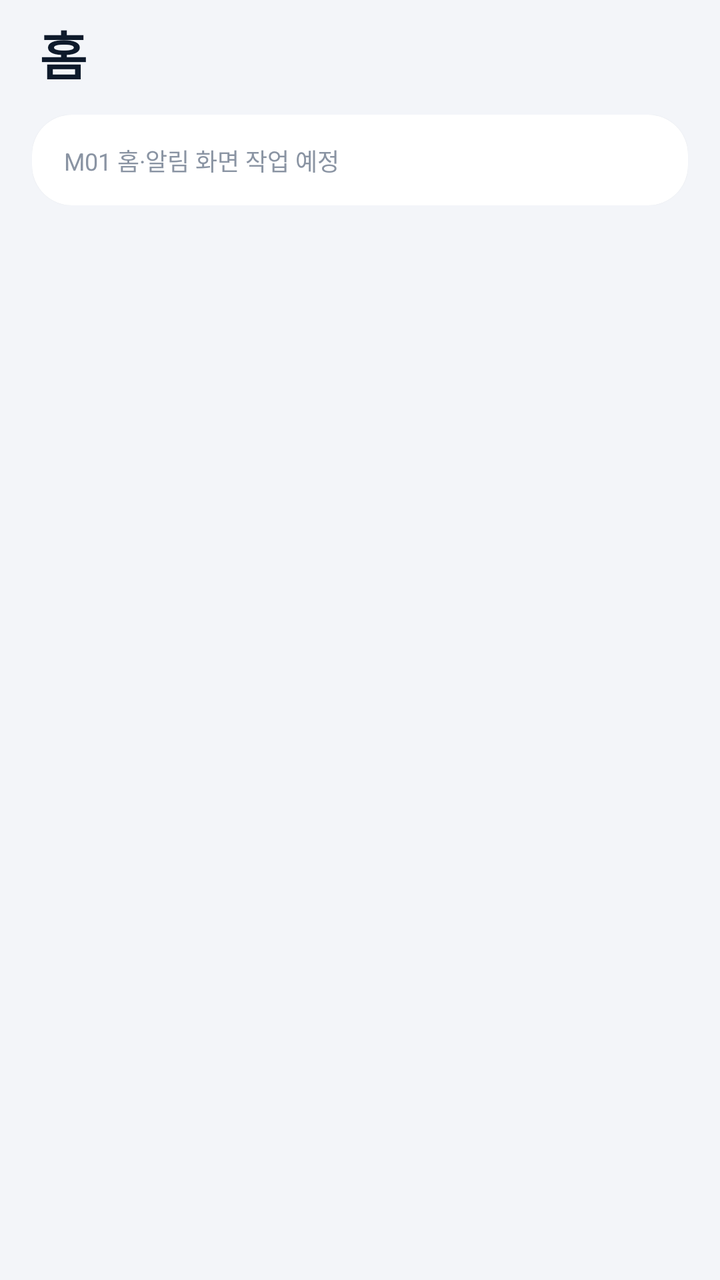
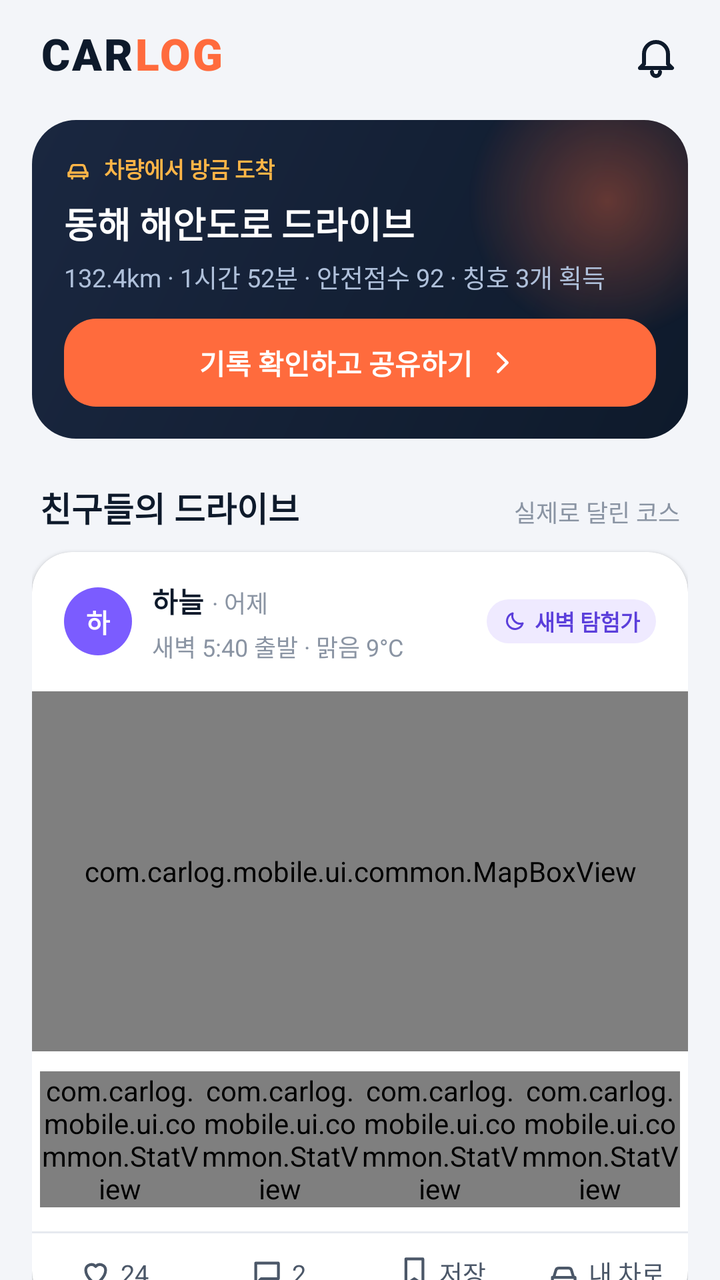

Compare the two renders of this Android layout. The source of the first and the diff that turns it into the second are given below.
<!-- AndroidManifest.xml: application theme Theme.CarlogMobile -->
<!-- res/layout/fragment_home.xml -->
<?xml version="1.0" encoding="utf-8"?>
<androidx.core.widget.NestedScrollView xmlns:android="http://schemas.android.com/apk/res/android"
    xmlns:app="http://schemas.android.com/apk/res-auto"
    android:layout_width="match_parent"
    android:layout_height="match_parent"
    android:fillViewport="true">

    <LinearLayout
        android:layout_width="match_parent"
        android:layout_height="wrap_content"
        android:orientation="vertical"
        android:paddingBottom="@dimen/cl_space_20">

        
        <LinearLayout style="@style/Widget.Carlog.PageHeader">

            <TextView
                style="@style/Carlog.Text.PageTitle"
                android:layout_width="0dp"
                android:layout_height="wrap_content"
                android:layout_weight="1"
                android:text="@string/tab_home" />

        </LinearLayout>

        
        <LinearLayout style="@style/Widget.Carlog.Section">

            <com.google.android.material.card.MaterialCardView
                android:layout_width="match_parent"
                android:layout_height="wrap_content">

                <LinearLayout style="@style/Widget.Carlog.CardContent">

                    <TextView
                        style="@style/Carlog.Text.Caption"
                        android:layout_width="wrap_content"
                        android:layout_height="wrap_content"
                        android:text="M01 홈·알림 화면 작업 예정" />

                </LinearLayout>
            </com.google.android.material.card.MaterialCardView>
        </LinearLayout>
    </LinearLayout>
</androidx.core.widget.NestedScrollView>
<!-- resources referenced by this layout -->
<resources>
  <string name="tab_home">홈</string>
  <style name="Carlog.Text.PageTitle">
          <item name="android:textSize">@dimen/cl_text_page_title</item>
          <item name="android:fontFamily">sans-serif-black</item>
          <item name="android:letterSpacing">-0.02</item>
      </style>
  <dimen name="cl_text_page_title">26sp</dimen>
  <!-- unchanged entries left out for length: 37 -->
</resources>

<!-- the commit's change to res/layout/fragment_home.xml (unified diff, before → after) -->
@@ -1,9 +1,11 @@
 <?xml version="1.0" encoding="utf-8"?>
 <androidx.core.widget.NestedScrollView xmlns:android="http://schemas.android.com/apk/res/android"
     xmlns:app="http://schemas.android.com/apk/res-auto"
+    xmlns:tools="http://schemas.android.com/tools"
     android:layout_width="match_parent"
     android:layout_height="match_parent"
-    android:fillViewport="true">
+    android:fillViewport="true"
+    tools:ignore="HardcodedText">
 
     <LinearLayout
         android:layout_width="match_parent"
@@ -14,32 +16,343 @@
         
         <LinearLayout style="@style/Widget.Carlog.PageHeader">
 
-            <TextView
-                style="@style/Carlog.Text.PageTitle"
+            <LinearLayout
                 android:layout_width="0dp"
                 android:layout_height="wrap_content"
                 android:layout_weight="1"
-                android:text="@string/tab_home" />
-
-        </LinearLayout>
-
-        
-        <LinearLayout style="@style/Widget.Carlog.Section">
+                android:orientation="horizontal">
+
+                <TextView
+                    style="@style/Carlog.Text.Logo"
+                    android:layout_width="wrap_content"
+                    android:layout_height="wrap_content"
+                    android:text="@string/home_logo_car" />
+
+                <TextView
+                    style="@style/Carlog.Text.Logo"
+                    android:layout_width="wrap_content"
+                    android:layout_height="wrap_content"
+                    android:text="@string/home_logo_log"
+                    android:textColor="@color/cl_accent" />
+            </LinearLayout>
+
+            <ImageButton
+                android:id="@+id/btn_notifications"
+                style="@style/Widget.Carlog.IconButton"
+                android:contentDescription="@string/cd_notifications"
+                android:src="@drawable/ic_bell" />
+        </LinearLayout>
+
+        
+        <LinearLayout
+            android:id="@+id/section_arrived"
+            style="@style/Widget.Carlog.Section">
+
+            <com.google.android.material.card.MaterialCardView
+                android:layout_width="match_parent"
+                android:layout_height="wrap_content"
+                app:cardCornerRadius="@dimen/cl_hero_card_radius"
+                app:cardElevation="0dp">
+
+                <FrameLayout
+                    android:layout_width="match_parent"
+                    android:layout_height="wrap_content"
+                    android:background="@drawable/bg_arrived">
+
+                    
+                    <View
+                        android:layout_width="140dp"
+                        android:layout_height="140dp"
+                        android:layout_gravity="top|end"
+                        android:layout_marginTop="-30dp"
+                        android:layout_marginEnd="-30dp"
+                        android:alpha="0.35"
+                        android:background="@drawable/bg_arrived_glow" />
+
+                    <LinearLayout
+                        android:layout_width="match_parent"
+                        android:layout_height="wrap_content"
+                        android:orientation="vertical"
+                        android:padding="@dimen/cl_space_16">
+
+                        <LinearLayout
+                            android:layout_width="wrap_content"
+                            android:layout_height="wrap_content"
+                            android:gravity="center_vertical"
+                            android:orientation="horizontal"
+                            tools:ignore="UseCompoundDrawables">
+
+                            <ImageView
+                                android:layout_width="@dimen/cl_icon_size_tiny"
+                                android:layout_height="@dimen/cl_icon_size_tiny"
+                                android:importantForAccessibility="no"
+                                android:src="@drawable/ic_car"
+                                app:tint="@color/cl_accent2" />
+
+                            <TextView
+                                android:layout_width="wrap_content"
+                                android:layout_height="wrap_content"
+                                android:layout_marginStart="@dimen/cl_space_6"
+                                android:text="@string/home_arrived_kicker"
+                                android:textColor="@color/cl_accent2"
+                                android:textSize="@dimen/cl_text_badge"
+                                android:textStyle="bold" />
+                        </LinearLayout>
+
+                        <TextView
+                            android:id="@+id/tv_arrived_title"
+                            android:layout_width="wrap_content"
+                            android:layout_height="wrap_content"
+                            android:layout_marginTop="@dimen/cl_space_6"
+                            android:text="동해 해안도로 드라이브"
+                            android:textColor="@color/cl_white"
+                            android:textSize="@dimen/cl_text_card_title"
+                            android:textStyle="bold" />
+
+                        <TextView
+                            android:id="@+id/tv_arrived_summary"
+                            android:layout_width="wrap_content"
+                            android:layout_height="wrap_content"
+                            android:layout_marginTop="@dimen/cl_space_4"
+                            android:text="132.4km · 1시간 52분 · 안전점수 92 · 칭호 3개 획득"
+                            android:textColor="@color/cl_on_dark_muted"
+                            android:textSize="@dimen/cl_text_action" />
+
+                        <com.google.android.material.button.MaterialButton
+                            android:id="@+id/btn_arrived_cta"
+                            style="@style/Widget.Carlog.Button.Accent"
+                            android:layout_width="match_parent"
+                            android:layout_height="wrap_content"
+                            android:layout_marginTop="@dimen/cl_space_12"
+                            android:minHeight="@dimen/cl_button_medium_height"
+                            android:text="@string/home_arrived_cta"
+                            android:textSize="@dimen/cl_text_body"
+                            app:icon="@drawable/ic_chevron_right"
+                            app:iconGravity="textEnd"
+                            app:iconSize="@dimen/cl_icon_size_medium" />
+                    </LinearLayout>
+                </FrameLayout>
+            </com.google.android.material.card.MaterialCardView>
+        </LinearLayout>
+
+        
+        <LinearLayout
+            android:id="@+id/section_connected"
+            style="@style/Widget.Carlog.Section"
+            android:visibility="gone"
+            tools:visibility="visible">
 
             <com.google.android.material.card.MaterialCardView
                 android:layout_width="match_parent"
                 android:layout_height="wrap_content">
 
-                <LinearLayout style="@style/Widget.Carlog.CardContent">
+                <LinearLayout
+                    style="@style/Widget.Carlog.CardContent"
+                    android:gravity="center_vertical"
+                    android:orientation="horizontal">
+
+                    <ImageView
+                        android:layout_width="@dimen/cl_icon_round_size"
+                        android:layout_height="@dimen/cl_icon_round_size"
+                        android:background="@drawable/bg_icon_round"
+                        android:backgroundTint="@color/cl_chip_accent_bg"
+                        android:importantForAccessibility="no"
+                        android:padding="@dimen/cl_space_8"
+                        android:src="@drawable/ic_car"
+                        app:tint="@color/cl_accent" />
+
+                    <LinearLayout
+                        android:layout_width="0dp"
+                        android:layout_height="wrap_content"
+                        android:layout_marginStart="@dimen/cl_space_12"
+                        android:layout_weight="1"
+                        android:orientation="vertical">
+
+                        <TextView
+                            style="@style/Carlog.Text.Body.Bold"
+                            android:layout_width="wrap_content"
+                            android:layout_height="wrap_content"
+                            android:text="@string/home_connected_title" />
+
+                        <TextView
+                            style="@style/Carlog.Text.Caption"
+                            android:layout_width="wrap_content"
+                            android:layout_height="wrap_content"
+                            android:layout_marginTop="@dimen/cl_space_4"
+                            android:text="@string/home_connected_desc" />
+                    </LinearLayout>
+                </LinearLayout>
+            </com.google.android.material.card.MaterialCardView>
+        </LinearLayout>
+
+        
+        <LinearLayout style="@style/Widget.Carlog.Section">
+
+            <LinearLayout style="@style/Widget.Carlog.SectionHeader">
+
+                <TextView
+                    style="@style/Carlog.Text.SectionTitle.Fill"
+                    android:text="@string/home_feed_title" />
+
+                <TextView
+                    style="@style/Carlog.Text.Caption"
+                    android:layout_width="wrap_content"
+                    android:layout_height="wrap_content"
+                    android:text="@string/home_feed_sub" />
+            </LinearLayout>
+
+            
+            <include
+                android:id="@+id/feed_card_1"
+                layout="@layout/item_feed_card" />
+
+            <include
+                android:id="@+id/feed_card_2"
+                layout="@layout/item_feed_card" />
+
+            <include
+                android:id="@+id/feed_card_3"
+                layout="@layout/item_feed_card" />
+        </LinearLayout>
+    </LinearLayout>
+</androidx.core.widget.NestedScrollView>
+<!-- res/layout/item_feed_card.xml (included above) -->
+<?xml version="1.0" encoding="utf-8"?>
+<com.google.android.material.card.MaterialCardView xmlns:android="http://schemas.android.com/apk/res/android"
+    xmlns:app="http://schemas.android.com/apk/res-auto"
+    xmlns:tools="http://schemas.android.com/tools"
+    android:layout_width="match_parent"
+    android:layout_height="wrap_content"
+    android:layout_marginBottom="@dimen/cl_space_14"
+    tools:ignore="HardcodedText">
+
+    <LinearLayout
+        android:layout_width="match_parent"
+        android:layout_height="wrap_content"
+        android:orientation="vertical">
+
+        
+        <LinearLayout
+            style="@style/Widget.Carlog.CardContent"
+            android:gravity="center_vertical"
+            android:orientation="horizontal">
+
+            <TextView
+                android:id="@+id/tv_avatar"
+                style="@style/Widget.Carlog.Avatar"
+                android:backgroundTint="@color/cl_violet"
+                android:text="하" />
+
+            <LinearLayout
+                android:layout_width="0dp"
+                android:layout_height="wrap_content"
+                android:layout_marginStart="@dimen/cl_space_10"
+                android:layout_weight="1"
+                android:orientation="vertical">
+
+                <LinearLayout
+                    android:layout_width="wrap_content"
+                    android:layout_height="wrap_content"
+                    android:orientation="horizontal">
 
                     <TextView
+                        android:id="@+id/tv_author"
+                        style="@style/Carlog.Text.Body.Bold"
+                        android:layout_width="wrap_content"
+                        android:layout_height="wrap_content"
+                        android:text="하늘" />
+
+                    <TextView
+                        android:id="@+id/tv_posted_at"
                         style="@style/Carlog.Text.Caption"
                         android:layout_width="wrap_content"
                         android:layout_height="wrap_content"
-                        android:text="M01 홈·알림 화면 작업 예정" />
-
+                        android:layout_marginStart="@dimen/cl_space_4"
+                        android:text="· 어제" />
                 </LinearLayout>
-            </com.google.android.material.card.MaterialCardView>
+
+                <TextView
+                    android:id="@+id/tv_drive_meta"
+                    style="@style/Carlog.Text.Caption"
+                    android:layout_width="wrap_content"
+                    android:layout_height="wrap_content"
+                    android:layout_marginTop="@dimen/cl_space_4"
+                    android:text="새벽 5:40 출발 · 맑음 9°C" />
+            </LinearLayout>
+
+            <TextView
+                android:id="@+id/tv_title_chip"
+                style="@style/Widget.Carlog.TitleChip.Violet"
+                android:layout_marginStart="@dimen/cl_space_8"
+                android:drawableStart="@drawable/ic_title_moon"
+                android:text="새벽 탐험가" />
+        </LinearLayout>
+
+        
+        <com.carlog.mobile.ui.common.MapBoxView
+            android:id="@+id/map_box"
+            android:layout_width="match_parent"
+            android:layout_height="@dimen/cl_map_height"
+            app:mapTagText="7번 국도 새벽 바닷길" />
+
+        
+        <LinearLayout style="@style/Widget.Carlog.StatsRow">
+
+            <com.carlog.mobile.ui.common.StatView
+                android:id="@+id/stat_distance"
+                style="@style/Widget.Carlog.Stat"
+                app:statLabel="@string/feed_stat_distance"
+                app:statValue="167km" />
+
+            <com.carlog.mobile.ui.common.StatView
+                android:id="@+id/stat_time"
+                style="@style/Widget.Carlog.Stat"
+                app:statLabel="@string/feed_stat_time"
+                app:statValue="2h 14m" />
+
+            <com.carlog.mobile.ui.common.StatView
+                android:id="@+id/stat_avg_speed"
+                style="@style/Widget.Carlog.Stat"
+                app:statLabel="@string/feed_stat_avg_speed"
+                app:statValue="74" />
+
+            <com.carlog.mobile.ui.common.StatView
+                android:id="@+id/stat_speed_keep"
+                style="@style/Widget.Carlog.Stat"
+                app:statLabel="@string/feed_stat_speed_keep"
+                app:statValue="98%" />
+        </LinearLayout>
+
+        
+        <View
+            style="@style/Widget.Carlog.Divider"
+            android:layout_marginTop="@dimen/cl_space_8" />
+
+        <LinearLayout style="@style/Widget.Carlog.FeedActions">
+
+            <com.google.android.material.button.MaterialButton
+                android:id="@+id/btn_like"
+                style="@style/Widget.Carlog.FeedAction"
+                android:text="24"
+                app:icon="@drawable/ic_heart" />
+
+            <com.google.android.material.button.MaterialButton
+                android:id="@+id/btn_comment"
+                style="@style/Widget.Carlog.FeedAction"
+                android:text="2"
+                app:icon="@drawable/ic_chat" />
+
+            <com.google.android.material.button.MaterialButton
+                android:id="@+id/btn_save"
+                style="@style/Widget.Carlog.FeedAction"
+                android:text="@string/feed_action_save"
+                app:icon="@drawable/ic_bookmark" />
+
+            <com.google.android.material.button.MaterialButton
+                android:id="@+id/btn_send_to_car"
+                style="@style/Widget.Carlog.FeedAction"
+                android:text="@string/feed_action_send_to_car"
+                app:icon="@drawable/ic_car" />
         </LinearLayout>
     </LinearLayout>
-</androidx.core.widget.NestedScrollView>
+</com.google.android.material.card.MaterialCardView>
<!-- resource entries referenced after the edit -->
@@ -1,12 +1,292 @@
 <!-- resources referenced by this layout -->
 <resources>
-  <string name="tab_home">홈</string>
-  <style name="Carlog.Text.PageTitle">
-          <item name="android:textSize">@dimen/cl_text_page_title</item>
+  <color name="cl_accent2">#FFB547</color>
+  <color name="cl_chip_accent_bg">#FFF1EB</color>
+  <color name="cl_on_dark_muted">#AFC0DA</color>
+  <color name="cl_violet">#7B5CFF</color>
+  <dimen name="cl_button_medium_height">44dp</dimen>
+  <dimen name="cl_hero_card_radius">22dp</dimen>
+  <dimen name="cl_icon_round_size">36dp</dimen>
+  <dimen name="cl_icon_size_medium">18dp</dimen>
+  <dimen name="cl_icon_size_tiny">14dp</dimen>
+  <dimen name="cl_map_height">180dp</dimen>
+  <dimen name="cl_space_10">10dp</dimen>
+  <dimen name="cl_space_14">14dp</dimen>
+  <dimen name="cl_space_4">4dp</dimen>
+  <dimen name="cl_text_action">12.5sp</dimen>
+  <dimen name="cl_text_badge">11sp</dimen>
+  <dimen name="cl_text_body">14sp</dimen>
+  <dimen name="cl_text_card_title">18sp</dimen>
+  <!-- drawable bg_arrived (drawable) -->
+  <?xml version="1.0" encoding="utf-8"?>
+  <shape xmlns:android="http://schemas.android.com/apk/res/android" android:shape="rectangle">
+      <gradient
+          android:angle="315"
+          android:endColor="@color/cl_dark_card_end"
+          android:startColor="@color/cl_dark_card_start" />
+  </shape>
+  <!-- drawable bg_arrived_glow (drawable) -->
+  <?xml version="1.0" encoding="utf-8"?>
+  <shape xmlns:android="http://schemas.android.com/apk/res/android" android:shape="oval">
+      <gradient
+          android:endColor="#00FF6B3D"
+          android:gradientRadius="70dp"
+          android:startColor="@color/cl_accent"
+          android:type="radial" />
+  </shape>
+  <!-- drawable bg_icon_round (drawable) -->
+  <?xml version="1.0" encoding="utf-8"?>
+  <shape xmlns:android="http://schemas.android.com/apk/res/android" android:shape="rectangle">
+      <solid android:color="@color/cl_surface_sub" />
+      <corners android:radius="@dimen/cl_icon_radius" />
+  </shape>
+  <!-- drawable ic_bell (drawable) -->
+  <?xml version="1.0" encoding="utf-8"?>
+  <vector xmlns:android="http://schemas.android.com/apk/res/android"
+      android:width="24dp"
+      android:height="24dp"
+      android:viewportWidth="24"
+      android:viewportHeight="24">
+      <path
+          android:fillColor="#00000000"
+          android:pathData="M6,16 V11 A6,6 0 0,1 18,11 V16 L20,18 H4 Z M10,20 A2,2 0 0,0 14,20"
+          android:strokeWidth="2"
+          android:strokeColor="@color/cl_ink"
+          android:strokeLineCap="round"
+          android:strokeLineJoin="round" />
+  </vector>
+  <!-- drawable ic_bookmark (drawable) -->
+  <?xml version="1.0" encoding="utf-8"?>
+  <vector xmlns:android="http://schemas.android.com/apk/res/android"
+      android:width="24dp"
+      android:height="24dp"
+      android:viewportWidth="24"
+      android:viewportHeight="24">
+      <path
+          android:fillColor="#00000000"
+          android:pathData="M6,3 H18 V21 L12,17 L6,21 Z"
+          android:strokeWidth="2"
+          android:strokeColor="@color/cl_ink"
+          android:strokeLineCap="round"
+          android:strokeLineJoin="round" />
+  </vector>
+  <!-- drawable ic_car (drawable) -->
+  <?xml version="1.0" encoding="utf-8"?>
+  <vector xmlns:android="http://schemas.android.com/apk/res/android"
+      android:width="24dp"
+      android:height="24dp"
+      android:viewportWidth="24"
+      android:viewportHeight="24">
+      <path
+          android:fillColor="#00000000"
+          android:pathData="M5,16 L6.5,11 A2,2 0 0,1 8.4,9.5 H15.6 A2,2 0 0,1 17.5,11 L19,16 M4,16 H20 V19 H4 Z M7,19 V21 M17,19 V21"
+          android:strokeWidth="2"
+          android:strokeColor="@color/cl_ink"
+          android:strokeLineCap="round"
+          android:strokeLineJoin="round" />
+  </vector>
+  <!-- drawable ic_chat (drawable) -->
+  <?xml version="1.0" encoding="utf-8"?>
+  <vector xmlns:android="http://schemas.android.com/apk/res/android"
+      android:width="24dp"
+      android:height="24dp"
+      android:viewportWidth="24"
+      android:viewportHeight="24">
+      <path
+          android:fillColor="#00000000"
+          android:pathData="M4,5 H20 V16 H8 L4,20 Z"
+          android:strokeWidth="2"
+          android:strokeColor="@color/cl_ink"
+          android:strokeLineCap="round"
+          android:strokeLineJoin="round" />
+  </vector>
+  <!-- drawable ic_chevron_right (drawable) -->
+  <?xml version="1.0" encoding="utf-8"?>
+  <vector xmlns:android="http://schemas.android.com/apk/res/android"
+      android:width="24dp"
+      android:height="24dp"
+      android:viewportWidth="24"
+      android:viewportHeight="24">
+      <path
+          android:fillColor="#00000000"
+          android:pathData="M9,6 L15,12 L9,18"
+          android:strokeWidth="2"
+          android:strokeColor="@color/cl_ink"
+          android:strokeLineCap="round"
+          android:strokeLineJoin="round" />
+  </vector>
+  <!-- drawable ic_heart (drawable) -->
+  <?xml version="1.0" encoding="utf-8"?>
+  <vector xmlns:android="http://schemas.android.com/apk/res/android"
+      android:width="24dp"
+      android:height="24dp"
+      android:viewportWidth="24"
+      android:viewportHeight="24">
+      <path
+          android:fillColor="#00000000"
+          android:pathData="M12,20 C12,20 5,15.5 5,10 A4,4 0 0,1 12,7.4 A4,4 0 0,1 19,10 C19,15.5 12,20 12,20 Z"
+          android:strokeWidth="2"
+          android:strokeColor="@color/cl_ink"
+          android:strokeLineCap="round"
+          android:strokeLineJoin="round" />
+  </vector>
+  <!-- drawable ic_title_moon (drawable) -->
+  <?xml version="1.0" encoding="utf-8"?>
+  <vector xmlns:android="http://schemas.android.com/apk/res/android"
+      android:width="12dp"
+      android:height="12dp"
+      android:viewportWidth="24"
+      android:viewportHeight="24">
+      <path
+          android:fillColor="#00000000"
+          android:pathData="M20,14 A8,8 0 0,1 10,4 A8,8 0 1,0 20,14 Z"
+          android:strokeWidth="2"
+          android:strokeColor="@color/cl_ink"
+          android:strokeLineCap="round"
+          android:strokeLineJoin="round" />
+  </vector>
+  <string name="cd_notifications">알림</string>
+  <string name="feed_action_save">저장</string>
+  <string name="feed_action_send_to_car">내 차로</string>
+  <string name="feed_stat_avg_speed">평균 km/h</string>
+  <string name="feed_stat_distance">거리</string>
+  <string name="feed_stat_speed_keep">제한속도 준수</string>
+  <string name="feed_stat_time">실제 소요</string>
+  <string name="home_arrived_cta">기록 확인하고 공유하기</string>
+  <string name="home_arrived_kicker">차량에서 방금 도착</string>
+  <string name="home_connected_desc">내비 안내를 시작하면 차량에서 자동으로 기록돼요</string>
+  <string name="home_connected_title">차량과 연결됨</string>
+  <string name="home_feed_sub">실제로 달린 코스</string>
+  <string name="home_feed_title">친구들의 드라이브</string>
+  <string name="home_logo_car">CAR</string>
+  <string name="home_logo_log">LOG</string>
+  <style name="Carlog.Text.Body.Bold">
+          <item name="android:textStyle">bold</item>
+      </style>
+  <style name="Carlog.Text.Logo">
+          <item name="android:textSize">@dimen/cl_text_logo</item>
           <item name="android:fontFamily">sans-serif-black</item>
-          <item name="android:letterSpacing">-0.02</item>
-      </style>
-  <dimen name="cl_text_page_title">26sp</dimen>
+          <item name="android:letterSpacing">0.05</item>
+      </style>
+  <style name="Carlog.Text.SectionTitle.Fill">
+          <item name="android:layout_width">0dp</item>
+          <item name="android:layout_height">wrap_content</item>
+          <item name="android:layout_weight">1</item>
+      </style>
+  <style name="Widget.Carlog.Avatar" parent="">
+          <item name="android:layout_width">@dimen/cl_avatar_size</item>
+          <item name="android:layout_height">@dimen/cl_avatar_size</item>
+          <item name="android:background">@drawable/bg_avatar</item>
+          <item name="android:gravity">center</item>
+          <item name="android:maxLines">1</item>
+          <item name="android:textColor">@color/cl_white</item>
+          <item name="android:textSize">@dimen/cl_text_chip</item>
+          <item name="android:textStyle">bold</item>
+          <item name="android:includeFontPadding">false</item>
+      </style>
+  <style name="Widget.Carlog.Button.Accent">
+          <item name="backgroundTint">@color/cl_accent</item>
+      </style>
+  <style name="Widget.Carlog.Divider" parent="">
+          <item name="android:layout_width">match_parent</item>
+          <item name="android:layout_height">@dimen/cl_divider</item>
+          <item name="android:background">@color/cl_line</item>
+      </style>
+  <style name="Widget.Carlog.FeedAction" parent="Widget.MaterialComponents.Button.TextButton">
+          <item name="android:layout_width">0dp</item>
+          <item name="android:layout_height">wrap_content</item>
+          <item name="android:layout_weight">1</item>
+          <item name="android:minHeight">0dp</item>
+          <item name="android:minWidth">0dp</item>
+          <item name="android:insetTop">0dp</item>
+          <item name="android:insetBottom">0dp</item>
+          <item name="android:paddingTop">@dimen/cl_space_10</item>
+          <item name="android:paddingBottom">@dimen/cl_space_10</item>
+          <item name="android:paddingStart">0dp</item>
+          <item name="android:paddingEnd">0dp</item>
+          <item name="android:textSize">@dimen/cl_text_action</item>
+          <item name="android:textColor">@color/cl_ink2</item>
+          <item name="android:fontFamily">sans-serif</item>
+          <item name="android:textStyle">normal</item>
+          <item name="android:textAllCaps">false</item>
+          <item name="android:letterSpacing">0</item>
+          <item name="cornerRadius">0dp</item>
+          <item name="iconSize">@dimen/cl_icon_size_action</item>
+          <item name="iconTint">@color/cl_ink2</item>
+          <item name="iconPadding">@dimen/cl_space_4</item>
+          <item name="iconGravity">textStart</item>
+          <item name="rippleColor">@color/cl_surface_sub</item>
+      </style>
+  <style name="Widget.Carlog.FeedActions" parent="">
+          <item name="android:layout_width">match_parent</item>
+          <item name="android:layout_height">wrap_content</item>
+          <item name="android:orientation">horizontal</item>
+      </style>
+  <style name="Widget.Carlog.IconButton" parent="">
+          <item name="android:layout_width">@dimen/cl_icon_button_size</item>
+          <item name="android:layout_height">@dimen/cl_icon_button_size</item>
+          <item name="android:background">@drawable/bg_icon_button</item>
+          <item name="android:scaleType">centerInside</item>
+          <item name="android:padding">@dimen/cl_space_8</item>
+          <item name="tint">@color/cl_ink</item>
+      </style>
+  <style name="Widget.Carlog.SectionHeader" parent="">
+          <item name="android:layout_width">match_parent</item>
+          <item name="android:layout_height">wrap_content</item>
+          <item name="android:orientation">horizontal</item>
+          <item name="android:baselineAligned">true</item>
+          <item name="android:layout_marginStart">@dimen/cl_space_4</item>
+          <item name="android:layout_marginEnd">@dimen/cl_space_4</item>
+          <item name="android:layout_marginTop">@dimen/cl_space_6</item>
+          <item name="android:layout_marginBottom">@dimen/cl_space_10</item>
+      </style>
+  <style name="Widget.Carlog.Stat" parent="">
+          <item name="android:layout_width">0dp</item>
+          <item name="android:layout_height">wrap_content</item>
+          <item name="android:layout_weight">1</item>
+      </style>
+  <style name="Widget.Carlog.StatsRow" parent="">
+          <item name="android:layout_width">match_parent</item>
+          <item name="android:layout_height">wrap_content</item>
+          <item name="android:orientation">horizontal</item>
+          <item name="android:baselineAligned">false</item>
+          <item name="android:paddingStart">@dimen/cl_space_4</item>
+          <item name="android:paddingEnd">@dimen/cl_space_4</item>
+          <item name="android:paddingTop">@dimen/cl_space_10</item>
+          <item name="android:paddingBottom">@dimen/cl_space_4</item>
+      </style>
+  <style name="Widget.Carlog.TitleChip.Violet">
+          <item name="android:backgroundTint">@color/cl_chip_violet_bg</item>
+          <item name="android:textColor">@color/cl_chip_violet_fg</item>
+          <item name="android:drawableTint">@color/cl_chip_violet_fg</item>
+      </style>
+  <color name="cl_dark_card_end">#0E1A2B</color>
+  <color name="cl_dark_card_start">#1A2740</color>
+  <dimen name="cl_icon_radius">12dp</dimen>
+  <dimen name="cl_text_logo">22sp</dimen>
+  <dimen name="cl_avatar_size">34dp</dimen>
+  <!-- drawable bg_avatar (drawable) -->
+  <?xml version="1.0" encoding="utf-8"?>
+  <shape xmlns:android="http://schemas.android.com/apk/res/android" android:shape="oval">
+      <solid android:color="@color/cl_accent" />
+  </shape>
+  <dimen name="cl_text_chip">13sp</dimen>
+  <color name="cl_ink2">#4B5768</color>
+  <dimen name="cl_icon_size_action">17dp</dimen>
+  <dimen name="cl_icon_button_size">40dp</dimen>
+  <!-- drawable bg_icon_button (drawable) -->
+  <?xml version="1.0" encoding="utf-8"?>
+  <ripple xmlns:android="http://schemas.android.com/apk/res/android"
+      android:color="@color/cl_surface_sub">
+      <item android:id="@android:id/mask">
+          <shape android:shape="rectangle">
+              <solid android:color="@color/cl_white" />
+              <corners android:radius="@dimen/cl_icon_radius" />
+          </shape>
+      </item>
+  </ripple>
+  <color name="cl_chip_violet_bg">#EFEAFF</color>
+  <color name="cl_chip_violet_fg">#5B3FDB</color>
   <!-- unchanged entries left out for length: 37 -->
 </resources>
 
